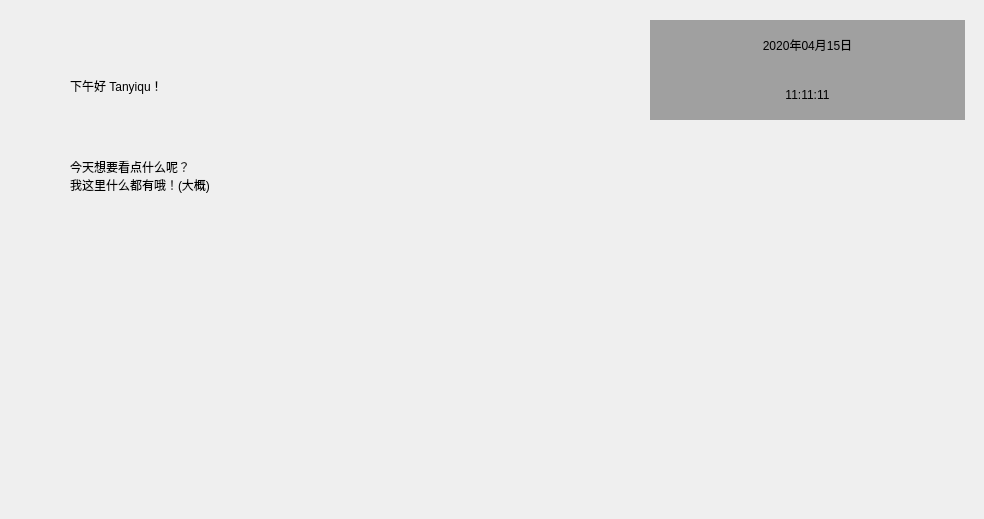
The window that ui/ui_designer/ui_file/widgets/welcomeWidget.ui (tanyiqu/AnimeArtifactPro) describes before a commit, drawn with Qt 5.
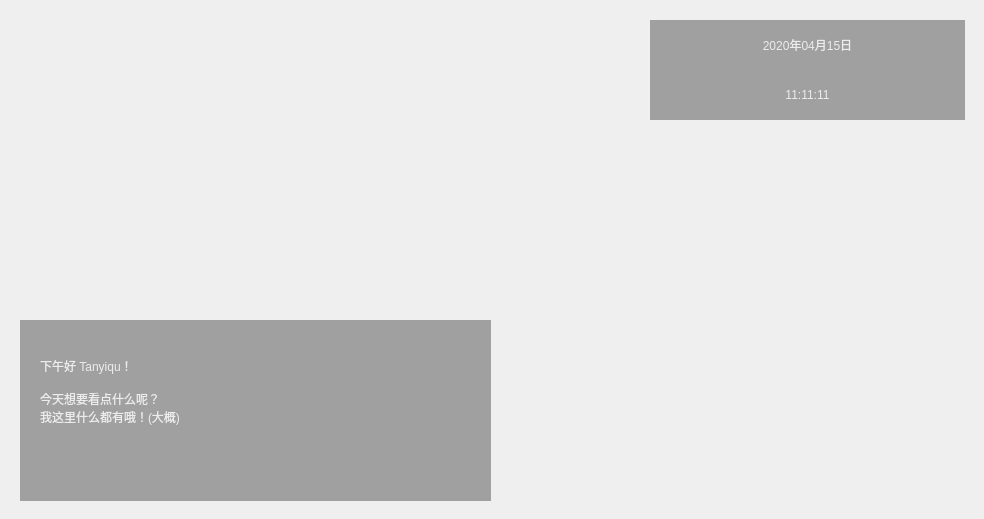
The same window after the commit.

Patch:
```diff
--- a/ui/ui_designer/ui_file/widgets/welcomeWidget.ui
+++ b/ui/ui_designer/ui_file/widgets/welcomeWidget.ui
@@ -41,39 +41,6 @@
     <string/>
    </property>
   </widget>
-  <widget class="QLabel" name="lblDate_3">
-   <property name="geometry">
-    <rect>
-     <x>70</x>
-     <y>60</y>
-     <width>361</width>
-     <height>51</height>
-    </rect>
-   </property>
-   <property name="styleSheet">
-    <string notr="true">font: 28pt &quot;微软雅黑&quot;;</string>
-   </property>
-   <property name="text">
-    <string>下午好 Tanyiqu！</string>
-   </property>
-  </widget>
-  <widget class="QLabel" name="lblDate_4">
-   <property name="geometry">
-    <rect>
-     <x>70</x>
-     <y>110</y>
-     <width>501</width>
-     <height>131</height>
-    </rect>
-   </property>
-   <property name="styleSheet">
-    <string notr="true">font: 28pt &quot;微软雅黑&quot;;</string>
-   </property>
-   <property name="text">
-    <string>今天想要看点什么呢？
-我这里什么都有哦！(大概)</string>
-   </property>
-  </widget>
   <widget class="QWidget" name="widgetDateTime" native="true">
    <property name="geometry">
     <rect>
@@ -106,7 +73,7 @@
      <widget class="QLabel" name="lblDate">
       <property name="styleSheet">
        <string notr="true">font: 28pt &quot;微软雅黑&quot;;
-color: #000000;
+color: rgb(236, 236, 236);
 background-color: rgba(0, 0, 0, 0);</string>
       </property>
       <property name="text">
@@ -121,7 +88,7 @@
      <widget class="QLabel" name="lblTime">
       <property name="styleSheet">
        <string notr="true">font: 28pt &quot;微软雅黑&quot;;
-color: #000000;
+color: rgb(236, 236, 236);
 background-color: rgba(0, 0, 0, 0);</string>
       </property>
       <property name="text">
@@ -134,6 +101,59 @@
     </item>
    </layout>
   </widget>
+  <widget class="QWidget" name="widget" native="true">
+   <property name="geometry">
+    <rect>
+     <x>20</x>
+     <y>320</y>
+     <width>471</width>
+     <height>181</height>
+    </rect>
+   </property>
+   <property name="styleSheet">
+    <string notr="true">background-color: rgba(0, 0, 0, 84);</string>
+   </property>
+   <widget class="QLabel" name="lblDate_4">
+    <property name="geometry">
+     <rect>
+      <x>20</x>
+      <y>70</y>
+      <width>441</width>
+      <height>101</height>
+     </rect>
+    </property>
+    <property name="styleSheet">
+     <string notr="true">font: 28pt &quot;微软雅黑&quot;;
+color: rgb(236, 236, 236);
+background-color: rgba(0, 0, 0, 0);</string>
+    </property>
+    <property name="text">
+     <string>今天想要看点什么呢？
+我这里什么都有哦！(大概)</string>
+    </property>
+    <property name="alignment">
+     <set>Qt::AlignLeading|Qt::AlignLeft|Qt::AlignTop</set>
+    </property>
+   </widget>
+   <widget class="QLabel" name="lblDate_3">
+    <property name="geometry">
+     <rect>
+      <x>20</x>
+      <y>20</y>
+      <width>291</width>
+      <height>51</height>
+     </rect>
+    </property>
+    <property name="styleSheet">
+     <string notr="true">font: 28pt &quot;微软雅黑&quot;;
+color: rgb(236, 236, 236);
+background-color: rgba(0, 0, 0, 0);</string>
+    </property>
+    <property name="text">
+     <string>下午好 Tanyiqu！</string>
+    </property>
+   </widget>
+  </widget>
  </widget>
  <resources/>
  <connections/>
```
